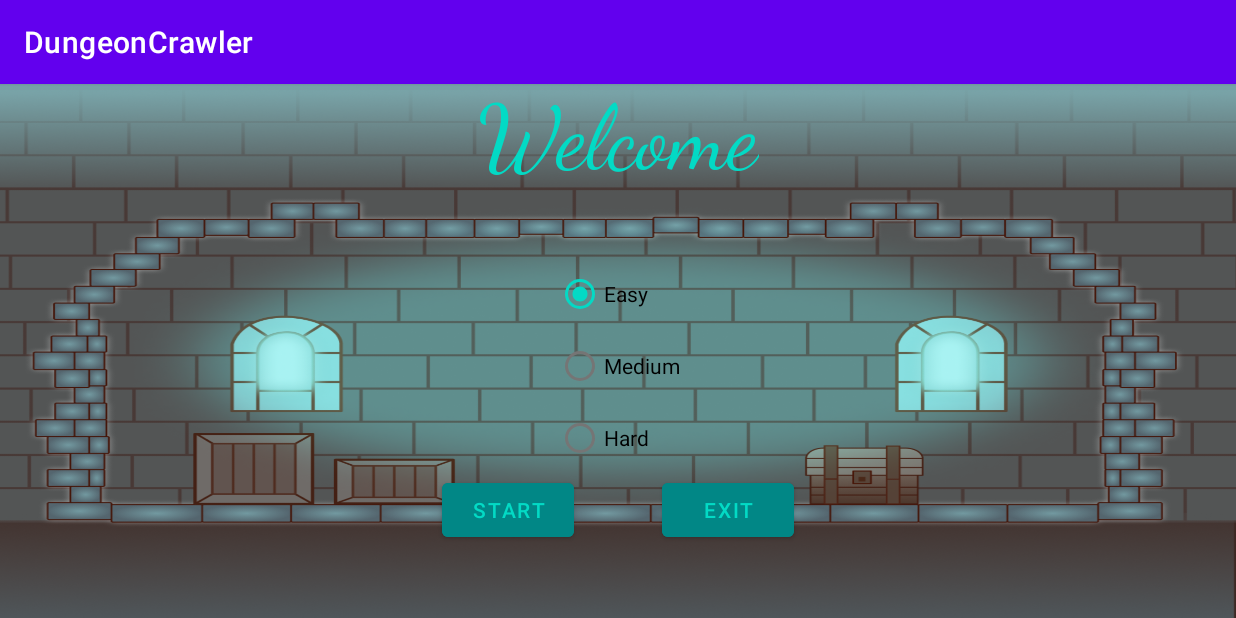
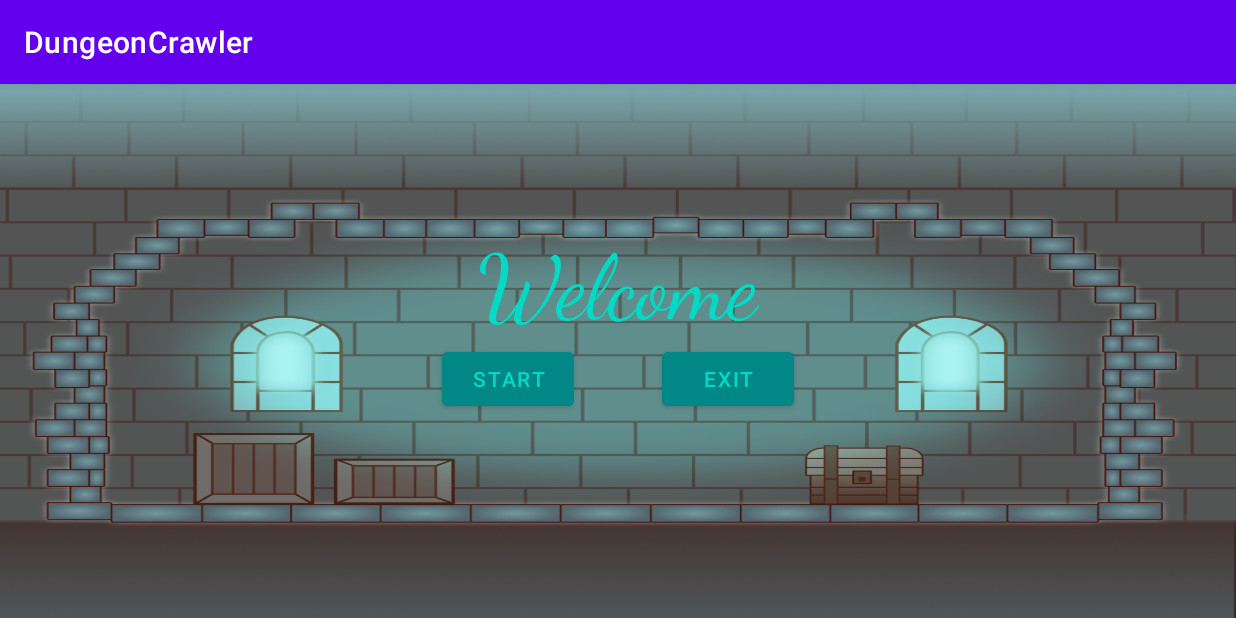
Before and after one commit to emmalynguyen/CS2340C_Team19, an Android app: the screen it shows after launch (Welcome), on a phone screen of 824 x 412 dp (held sideways). Run offline under Robolectric (Android 15) with nearby library versions, the phone set to English and light mode, and no system bars.

Commit message:
Welcome screen to fit project description
Removed RadioGroup from Welcome Screen

```diff
--- a/DungeonCrawler/app/src/main/java/com/example/dungeoncrawler/Welcome.java
+++ b/DungeonCrawler/app/src/main/java/com/example/dungeoncrawler/Welcome.java
@@ -22,22 +22,7 @@ public class Welcome extends AppCompatActivity {
         Button startButton = findViewById(R.id.startButton);
 
         startButton.setOnClickListener(v -> {
-            RadioGroup difficultyRadioGroup = findViewById(R.id.radioGroup);
-            double difficulty = 1;
-            RadioButton radioEasy = findViewById(R.id.radioEasy);
-            radioEasy.setChecked(true);
-
-            if(difficultyRadioGroup.getCheckedRadioButtonId() == R.id.radioEasy) {
-                difficulty = 1;
-            } else if(difficultyRadioGroup.getCheckedRadioButtonId() == R.id.radioMedium) {
-                difficulty = 2;
-            } else if(difficultyRadioGroup.getCheckedRadioButtonId() == R.id.radioHard) {
-                difficulty = 3;
-            }
-
-
             Intent game = new Intent(Welcome.this, InitialConfiguration.class);
-            game.putExtra("difficulty", difficulty);
             startActivity(game);
             finish();
         });
--- a/DungeonCrawler/app/src/main/res/layout/activity_welcome.xml
+++ b/DungeonCrawler/app/src/main/res/layout/activity_welcome.xml
@@ -16,6 +16,7 @@
         android:fontFamily="cursive"
         android:text="Welcome"
         android:textColor="@color/teal_200"
+        android:layout_marginTop="100dp"
         android:textSize="60dp"
         app:layout_constraintTop_toTopOf="parent"
         app:layout_constraintStart_toStartOf="parent"
@@ -23,39 +24,6 @@
         app:layout_constraintVertical_chainStyle="packed"
         app:layout_constraintVertical_bias="0.5"
         />
-    <RadioGroup
-        android:id="@+id/radioGroup"
-        android:layout_width="wrap_content"
-        android:layout_height="wrap_content"
-        android:layout_gravity="center"
-        android:layout_marginStart="164dp"
-        android:layout_marginTop="43dp"
-        android:layout_marginEnd="164dp"
-        android:layout_marginBottom="54dp"
-        android:orientation="vertical"
-        app:layout_constraintTop_toBottomOf="@+id/welcomeText"
-        app:layout_constraintEnd_toEndOf="parent"
-        app:layout_constraintStart_toStartOf="parent">
-
-        <RadioButton
-            android:id="@+id/radioEasy"
-            android:layout_width="wrap_content"
-            android:layout_height="wrap_content"
-            android:checked="true"
-            android:text="Easy" />
-
-        <RadioButton
-            android:id="@+id/radioMedium"
-            android:layout_width="wrap_content"
-            android:layout_height="wrap_content"
-            android:text="Medium" />
-
-        <RadioButton
-            android:id="@+id/radioHard"
-            android:layout_width="wrap_content"
-            android:layout_height="wrap_content"
-            android:text="Hard" />
-    </RadioGroup>
 
     <Button
         android:id="@+id/startButton"
@@ -67,7 +35,7 @@
         app:layout_constraintEnd_toEndOf="parent"
         app:layout_constraintHorizontal_bias="0.4"
         app:layout_constraintStart_toStartOf="parent"
-        app:layout_constraintTop_toBottomOf="@id/radioGroup" />
+        app:layout_constraintTop_toBottomOf="@id/welcomeText" />
 
     <Button
         android:id="@+id/exitButton"
@@ -79,6 +47,6 @@
         app:layout_constraintEnd_toEndOf="parent"
         app:layout_constraintHorizontal_bias="0.6"
         app:layout_constraintStart_toStartOf="parent"
-        app:layout_constraintTop_toBottomOf="@id/radioGroup" />
+        app:layout_constraintTop_toBottomOf="@id/welcomeText" />
 
 </androidx.constraintlayout.widget.ConstraintLayout>
```
